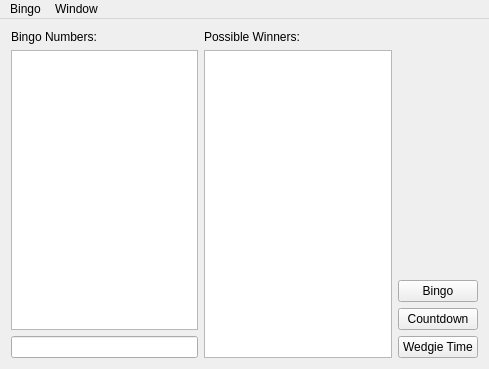
Before: the Qt Designer form mainwindow.ui in gregorburger/bingo, drawn with Qt 5.
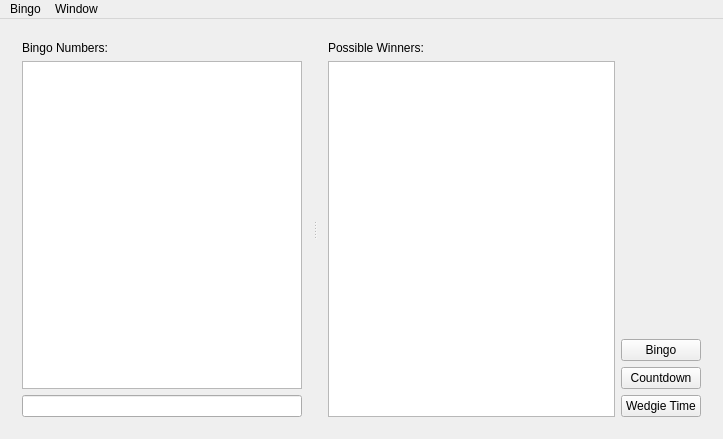
After: the same form once the commit is applied.

Commit message:
relayout mainwindow
- left two widgets are splitter containted

```diff
--- a/mainwindow.ui
+++ b/mainwindow.ui
@@ -6,16 +6,21 @@
    <rect>
     <x>0</x>
     <y>0</y>
-    <width>489</width>
-    <height>369</height>
+    <width>723</width>
+    <height>439</height>
    </rect>
   </property>
   <property name="windowTitle">
    <string>MainWindow</string>
   </property>
   <widget class="QWidget" name="centralWidget">
-   <layout class="QHBoxLayout" name="horizontalLayout">
+   <layout class="QHBoxLayout" name="horizontalLayout_2">
     <item>
+     <widget class="QSplitter" name="splitter">
+      <property name="orientation">
+       <enum>Qt::Horizontal</enum>
+      </property>
+      <widget class="QWidget" name="">
      <layout class="QVBoxLayout" name="verticalLayout">
       <item>
        <widget class="QLabel" name="label">
@@ -35,7 +40,9 @@
        </widget>
       </item>
      </layout>
-    </item>
+      </widget>
+      <widget class="QWidget" name="">
+       <layout class="QHBoxLayout" name="horizontalLayout">
     <item>
      <layout class="QVBoxLayout" name="verticalLayout_3">
       <item>
@@ -105,12 +112,16 @@
     </item>
    </layout>
   </widget>
+     </widget>
+    </item>
+   </layout>
+  </widget>
   <widget class="QMenuBar" name="menuBar">
    <property name="geometry">
     <rect>
      <x>0</x>
      <y>0</y>
-     <width>489</width>
+     <width>723</width>
      <height>29</height>
     </rect>
    </property>
```
Lines whose indentation alone changed are shown as unchanged.
